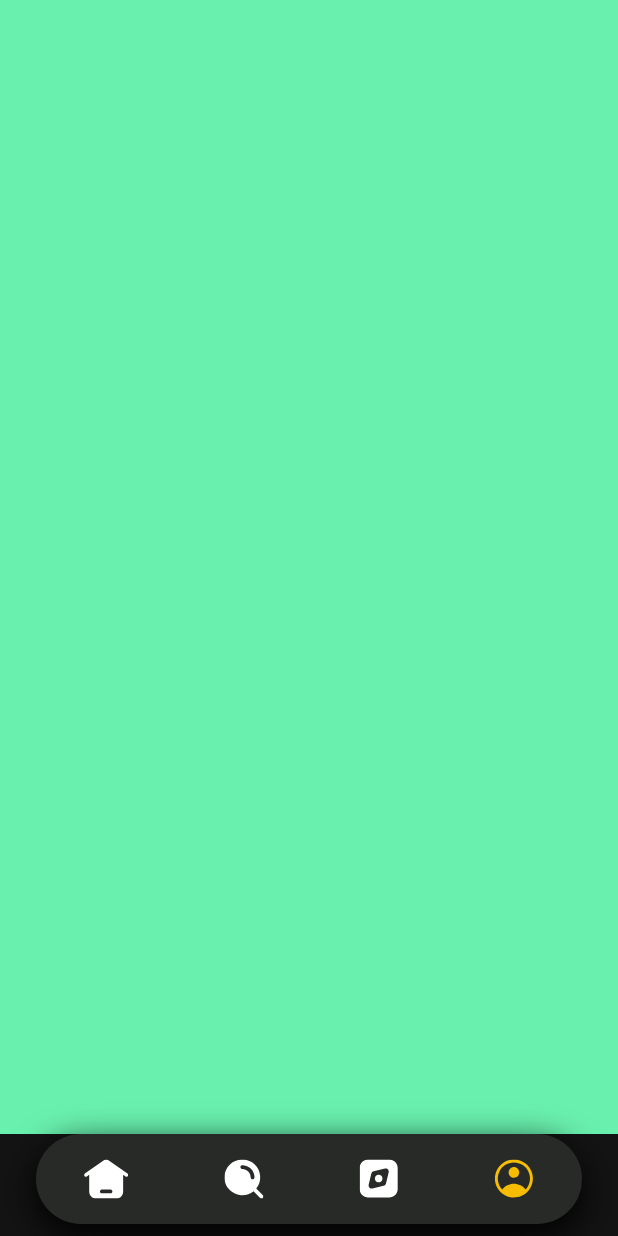
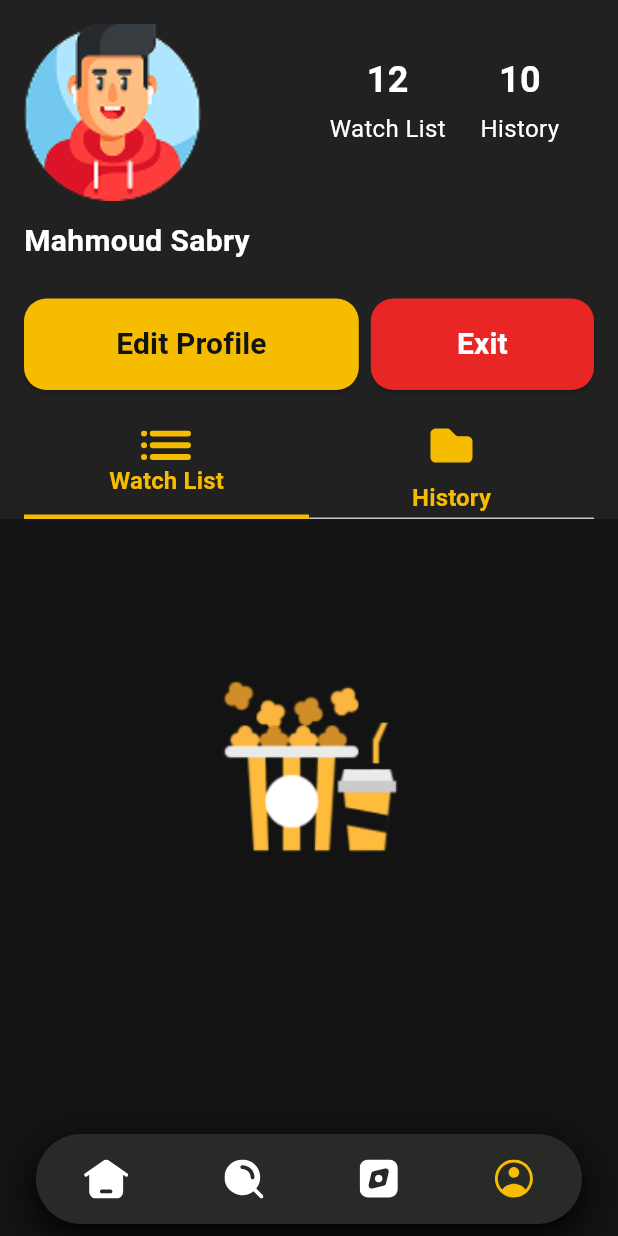
Before and after one commit to MahmoudSabry722/movies_project, a Flutter app: the screen it shows after launch, item 4 of the bottom bar chosen, on a phone screen of 412 x 824 dp. Run offline on Flutter 3.47's test engine with Material 3 defaults, Android fonts, the light colour scheme and no system bars; our stand-ins replace flutter_screenutil, flutter_svg.

Commit message:
+ create profile_tab.dart + create profile_tab_bar.dart + create widget build_history_content.dart + create widget build_watch_list_content.dart + create widget state_item.dart + create widget movie_poster.dart + create widget silver_app_bar_delegate.dart + add package ScreenUtils to pubspec.yaml

```diff
--- a/lib/core/colors/app_color.dart
+++ b/lib/core/colors/app_color.dart
@@ -6,4 +6,5 @@
   static const Color tertiaryColor = Color(0xFF282A28);
   static const Color textColor = Color(0xFFFFFFFF);
   static const Color elevatedButtonColor = Color(0xFFE82626);
+  static const Color profileTabBarColor = Color(0xFF212121);
 }
--- a/lib/core/styles/app_style.dart
+++ b/lib/core/styles/app_style.dart
@@ -47,4 +47,9 @@
     fontSize: 14,
     fontWeight: FontWeight.bold,
   );
+  static TextStyle font36WhiteBold = TextStyle(
+    color: AppColor.textColor,
+    fontSize: 36,
+    fontWeight: FontWeight.bold,
+  );
 }
--- a/lib/core/widgets/custom_elevated_button.dart
+++ b/lib/core/widgets/custom_elevated_button.dart
@@ -22,7 +22,7 @@
             ? BorderSide(color: borderColor!)
             : BorderSide.none,
         shape: RoundedRectangleBorder(
-          borderRadius: BorderRadius.circular(12),
+          borderRadius: BorderRadius.circular(15),
         ),
       ),
       onPressed: elevatedButtonAction,
--- /dev/null
+++ b/lib/core/widgets/movie_poster.dart
@@ -0,0 +1,45 @@
+import 'package:flutter/material.dart';
+import 'package:flutter_screenutil/flutter_screenutil.dart';
+import 'package:flutter_svg/flutter_svg.dart';
+import 'package:movies/core/assets/app_assets.dart';
+import 'package:movies/core/colors/app_color.dart';
+import 'package:movies/core/styles/app_style.dart';
+
+class MoviePoster extends StatelessWidget {
+  const MoviePoster({super.key});
+
+  @override
+  Widget build(BuildContext context) {
+    return Stack(
+      children: [
+        ClipRRect(
+          borderRadius: BorderRadiusGeometry.circular(16),
+          child: Image.asset(
+            AppImage.onBoarding6,
+            fit: BoxFit.scaleDown,
+            width: double.infinity,
+          ),
+        ),
+
+        Positioned(
+          top: 10,
+          left: 10,
+          child: Container(
+            padding: REdgeInsets.symmetric(horizontal: 4, vertical: 2),
+            decoration: BoxDecoration(
+              color: AppColor.primaryColor.withOpacity(0.54),
+              borderRadius: BorderRadius.circular(8),
+            ),
+            child: Row(
+              children: [
+                Text("7.7", style: AppStyle.font20WhiteW400),
+                SizedBox(width: 5.w),
+                SvgPicture.asset(AppIcon.star, width: 16.w, height: 16.h),
+              ],
+            ),
+          ),
+        ),
+      ],
+    );
+  }
+}
--- a/lib/features/home_screen/tabs/profile_tab/profile_tab.dart
+++ b/lib/features/home_screen/tabs/profile_tab/profile_tab.dart
@@ -1,10 +1,125 @@
 import 'package:flutter/material.dart';
+import 'package:movies/core/strings/app_string.dart';
+import 'package:movies/features/home_screen/tabs/profile_tab/widgets/build_history_content.dart';
+import 'package:movies/features/home_screen/tabs/profile_tab/widgets/build_watch_list_content.dart';
+import 'package:movies/features/home_screen/tabs/profile_tab/widgets/profile_tab_bar.dart';
+import 'package:movies/features/home_screen/tabs/profile_tab/widgets/silver_app_bar_delegate.dart';
+import 'package:movies/features/home_screen/tabs/profile_tab/widgets/state_item.dart';
+import '../../../../core/assets/app_assets.dart';
+import '../../../../core/colors/app_color.dart';
+import '../../../../core/styles/app_style.dart';
+import '../../../../core/widgets/custom_elevated_button.dart';
 
 class ProfileTab extends StatelessWidget {
   const ProfileTab({super.key});
 
   @override
   Widget build(BuildContext context) {
-    return Container(color: Colors.greenAccent,);
+    return DefaultTabController(
+      length: 2,
+      child: Scaffold(
+        backgroundColor: AppColor.primaryColor,
+        body: NestedScrollView(
+          key: const PageStorageKey<String>('profile_scroll'),
+          headerSliverBuilder: (context, innerBoxIsScrolled) {
+            return [
+              SliverToBoxAdapter(
+                child: Container(
+                  color: AppColor.profileTabBarColor,
+                  child: SafeArea(
+                    bottom: false,
+                    child: Padding(
+                      padding: const EdgeInsets.all(16.0),
+                      child: Column(
+                        children: [
+                          Row(
+                            crossAxisAlignment: CrossAxisAlignment.start,
+                            children: [
+                              Column(
+                                crossAxisAlignment: CrossAxisAlignment.start,
+                                children: [
+                                  ClipRRect(
+                                    borderRadius: BorderRadius.circular(12),
+                                    child: Image.asset(
+                                      AppImage.avatar1,
+                                      width: 118,
+                                      height: 118,
+                                      fit: BoxFit.cover,
+                                    ),
+                                  ),
+                                  const SizedBox(height: 12),
+                                  Text(
+                                    "Mahmoud Sabry",
+                                    style: AppStyle.font20WhiteBold,
+                                  ),
+                                ],
+                              ),
+                              const SizedBox(width: 30),
+                              const Expanded(
+                                child: Padding(
+                                  padding: EdgeInsets.only(top: 20),
+                                  child: Row(
+                                    mainAxisAlignment: MainAxisAlignment.spaceEvenly,
+                                    children: [
+                                      StateItem(count: "12", label: "Watch List"),
+                                      StateItem(count: "10", label: "History"),
+                                    ],
+                                  ),
+                                ),
+                              ),
+                            ],
+                          ),
+                          const SizedBox(height: 24),
+                          Row(
+                            children: [
+                              Expanded(
+                                flex: 3,
+                                child: CustomElevatedButton(
+                                  elevatedButtonText: AppString.editProfile,
+                                  backGroundColor: AppColor.secondaryColor,
+                                  elevatedButtonAction: () {},
+                                  elevatedButtonTextStyle: AppStyle.font20BlackW600,
+                                ),
+                              ),
+                              const SizedBox(width: 8),
+                              Expanded(
+                                flex: 2,
+                                child: CustomElevatedButton(
+                                  elevatedButtonText: AppString.exit,
+                                  backGroundColor: AppColor.elevatedButtonColor,
+                                  elevatedButtonAction: () {},
+                                  elevatedButtonTextStyle: AppStyle.font20WhiteBold,
+                                ),
+                              ),
+                            ],
+                          ),
+                        ],
+                      ),
+                    ),
+                  ),
+                ),
+              ),
+              SliverPersistentHeader(
+                pinned: true,
+                delegate: SliverAppBarDelegate(
+                  child: Container(
+                    padding: const EdgeInsets.symmetric(horizontal: 16),
+                    color: AppColor.profileTabBarColor,
+                    alignment: Alignment.center,
+                    child: const ProfileTabBar(),
+                  ),
+                ),
+              ),
+            ];
+          },
+          body: const TabBarView(
+            children: [
+              BuildWatchListContent(),
+              BuildHistoryContent(),
+            ],
+          ),
+        ),
+      ),
+    );
   }
 }
--- /dev/null
+++ b/lib/features/home_screen/tabs/profile_tab/widgets/build_history_content.dart
@@ -0,0 +1,25 @@
+import 'package:flutter/material.dart';
+import '../../../../../core/widgets/movie_poster.dart';
+
+class BuildHistoryContent extends StatelessWidget {
+  const BuildHistoryContent({super.key});
+
+  @override
+  Widget build(BuildContext context) {
+    return GridView.builder(
+      physics: const NeverScrollableScrollPhysics(),
+      shrinkWrap: true,
+      padding: const EdgeInsets.only(top: 16, bottom: 16),
+      gridDelegate: const SliverGridDelegateWithFixedCrossAxisCount(
+        crossAxisCount: 3,
+        crossAxisSpacing: 10,
+        mainAxisSpacing: 10,
+        childAspectRatio: 0.7,
+      ),
+      itemCount: 12,
+      itemBuilder: (context, index) {
+        return const MoviePoster();
+      },
+    );
+  }
+}
--- /dev/null
+++ b/lib/features/home_screen/tabs/profile_tab/widgets/build_watch_list_content.dart
@@ -0,0 +1,23 @@
+import 'package:flutter/material.dart';
+import '../../../../../core/assets/app_assets.dart';
+
+class BuildWatchListContent extends StatelessWidget {
+  const BuildWatchListContent({super.key});
+
+  @override
+  Widget build(BuildContext context) {
+    return SingleChildScrollView(
+      physics: const NeverScrollableScrollPhysics(),
+      child: Container(
+        height: MediaQuery.of(context).size.height * 0.4,
+        alignment: Alignment.center,
+        child: Column(
+          mainAxisAlignment: MainAxisAlignment.center,
+          children: [
+            Image.asset(AppImage.popcornImage, width: 124, height: 124),
+          ],
+        ),
+      ),
+    );
+  }
+}
--- /dev/null
+++ b/lib/features/home_screen/tabs/profile_tab/widgets/profile_tab_bar.dart
@@ -0,0 +1,31 @@
+import 'package:flutter/material.dart';
+import 'package:flutter_svg/flutter_svg.dart';
+import '../../../../../core/assets/app_assets.dart';
+import '../../../../../core/colors/app_color.dart';
+import '../../../../../core/strings/app_string.dart';
+import '../../../../../core/styles/app_style.dart';
+
+class ProfileTabBar extends StatelessWidget {
+  const ProfileTabBar({super.key});
+
+  @override
+  Widget build(BuildContext context) {
+    return TabBar(
+      indicatorSize: TabBarIndicatorSize.tab,
+      indicatorColor: AppColor.secondaryColor,
+      indicatorWeight: 3,
+      labelColor: AppColor.secondaryColor,
+      unselectedLabelColor: AppColor.secondaryColor,
+      labelStyle: AppStyle.font16WhiteW400.copyWith(
+        fontWeight: FontWeight.bold,
+      ),
+      tabs: [
+        Tab(
+          icon: SvgPicture.asset(AppIcon.watchList),
+          text: AppString.watchList,
+        ),
+        Tab(icon: SvgPicture.asset(AppIcon.history), text: AppString.history),
+      ],
+    );
+  }
+}
--- /dev/null
+++ b/lib/features/home_screen/tabs/profile_tab/widgets/silver_app_bar_delegate.dart
@@ -0,0 +1,27 @@
+import 'package:flutter/material.dart';
+
+class SliverAppBarDelegate extends SliverPersistentHeaderDelegate {
+  final Widget child;
+
+  SliverAppBarDelegate({required this.child});
+
+  @override
+  double get minExtent => 70.0;
+
+  @override
+  double get maxExtent => 70.0;
+
+  @override
+  Widget build(
+    BuildContext context,
+    double shrinkOffset,
+    bool overlapsContent,
+  ) {
+    return SizedBox.expand(child: child);
+  }
+
+  @override
+  bool shouldRebuild(SliverAppBarDelegate oldDelegate) {
+    return false;
+  }
+}
--- /dev/null
+++ b/lib/features/home_screen/tabs/profile_tab/widgets/state_item.dart
@@ -0,0 +1,21 @@
+import 'package:flutter/material.dart';
+import '../../../../../core/styles/app_style.dart';
+
+class StateItem extends StatelessWidget {
+  final String count;
+  final String label;
+
+  const StateItem({required this.count, required this.label, super.key});
+
+  @override
+  Widget build(BuildContext context) {
+    return Column(
+      mainAxisSize: MainAxisSize.min,
+      children: [
+        Text(count, style: AppStyle.font24WhiteBold),
+        const SizedBox(height: 4),
+        Text(label, style: AppStyle.font16WhiteW400),
+      ],
+    );
+  }
+}
--- a/lib/main.dart
+++ b/lib/main.dart
@@ -1,4 +1,5 @@
 import 'package:flutter/material.dart';
+import 'package:flutter_screenutil/flutter_screenutil.dart';
 import 'package:movies/core/routes/app_route.dart';
 import 'package:movies/features/home_screen/home_screen.dart';
 
@@ -11,19 +12,28 @@
 
   @override
   Widget build(BuildContext context) {
-    return MaterialApp(
-      title: 'Movies',
-      debugShowCheckedModeBanner: false,
-      routes: {
-        AppRoute.home: (context) => HomeScreen(),
-        /*AppRoute.login: (context) => LoginScreen,
-        AppRoute.register: (context) => RegisterScreen,
-        AppRoute.forgetPassword: (context) => ForgetPasswordScreen,
-        AppRoute.onBoarding: (context) => OnBoardingScreen,
-        AppRoute.movieDetails: (context) => MovieDetailsScreen,
-        AppRoute.updateProfile: (context) => UpdateProfileScreen,*/
+    return ScreenUtilInit(
+      designSize: const Size(412, 892),
+      minTextAdapt: true,
+      splitScreenMode: true,
+      builder: (context, child) {
+        return MaterialApp(
+          title: 'Movies',
+          debugShowCheckedModeBanner: false,
+          routes: {
+            AppRoute.home: (context) => const HomeScreen(),
+            /*
+            AppRoute.login: (context) => const LoginScreen(),
+            AppRoute.register: (context) => const RegisterScreen(),
+            AppRoute.forgetPassword: (context) => const ForgetPasswordScreen(),
+            AppRoute.onBoarding: (context) => const OnBoardingScreen(),
+            AppRoute.movieDetails: (context) => const MovieDetailsScreen(),
+            AppRoute.updateProfile: (context) => const UpdateProfileScreen(),
+            */
+          },
+          initialRoute: AppRoute.home,
+        );
       },
-      initialRoute: AppRoute.home,
     );
   }
 }
--- a/pubspec.yaml
+++ b/pubspec.yaml
@@ -36,6 +36,7 @@
   cupertino_icons: ^1.0.8
   flutter_native_splash: ^2.4.7
   flutter_svg: ^2.2.3
+  flutter_screenutil: ^5.9.3
 
 dev_dependencies:
   flutter_test:
```
Also changed, not shown: pubspec.lock.
